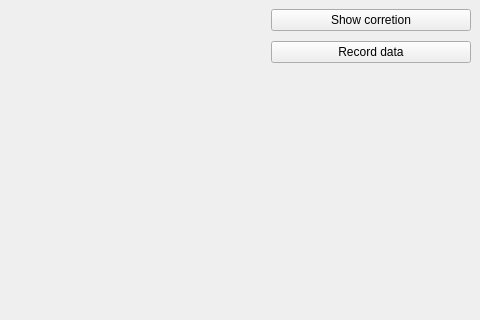
Old version of the form src/fancyWindow.ui in the repository RaduAlexandru/DepthCorrection; both pictures show x 473 to 953 and y 0 to 320 of the 953 by 808 pixel window.
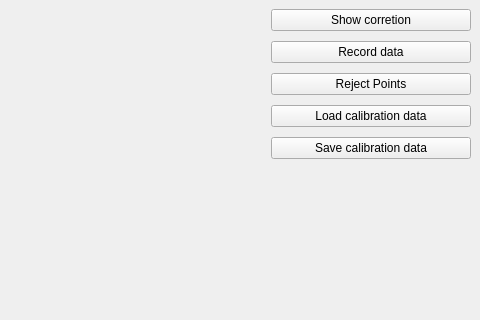
New version of the form. Custom widgets are drawn as their Qt base class.

Commit message: seriealize/deserialize for calibration matrix

The edit to the form file:
```diff
--- a/src/fancyWindow.ui
+++ b/src/fancyWindow.ui
@@ -44,7 +44,7 @@
        </spacer>
       </item>
       <item>
-       <layout class="QVBoxLayout" name="verticalLayout" stretch="0,0,0">
+       <layout class="QVBoxLayout" name="verticalLayout" stretch="0,0,0,0,0,0">
         <property name="spacing">
          <number>10</number>
         </property>
@@ -77,6 +77,27 @@
           </property>
          </widget>
         </item>
+        <item>
+         <widget class="QPushButton" name="rejecter">
+          <property name="text">
+           <string>Reject Points</string>
+          </property>
+         </widget>
+        </item>
+        <item>
+         <widget class="QPushButton" name="loadCalibData">
+          <property name="text">
+           <string>Load calibration data</string>
+          </property>
+         </widget>
+        </item>
+        <item>
+         <widget class="QPushButton" name="saveData">
+          <property name="text">
+           <string>Save calibration data</string>
+          </property>
+         </widget>
+        </item>
         <item>
          <spacer name="verticalSpacer">
           <property name="orientation">
```
The commit also changes 10 other files.
